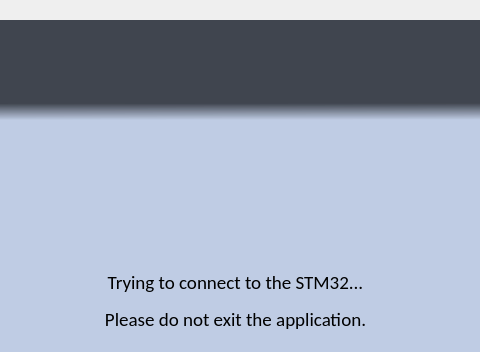
Above: BlueSTSDK_Python/blue_st_examples/ui_files/recording_form.ui from jelence1/zavrsni-rad before the change; both pictures show x 165 to 645 and y 0 to 352 of the 800 by 600 pixel window. Below: the same form after it.
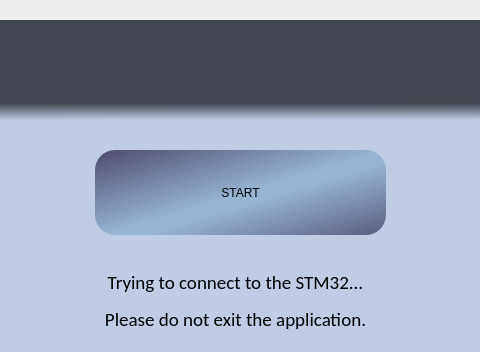
That is the form after the change. Icons and pictures are not drawn.

Commit message: redesign - everything in recording_logic

Diff of the .ui file:
```diff
--- a/BlueSTSDK_Python/blue_st_examples/ui_files/recording_form.ui
+++ b/BlueSTSDK_Python/blue_st_examples/ui_files/recording_form.ui
@@ -44,6 +44,11 @@
 QPushButton#exitBtn {
 background-color: rgba(195, 195, 195, 0.3);
 border-radius: 10px; 
+}
+
+QPushButton#editBtn:disabled {
+color: rgb(158, 158, 158);
+background-color:rgb(227, 227, 227)
 }</string>
    </property>
    <widget class="QLabel" name="mainLabel">
@@ -207,6 +212,22 @@
      <set>Qt::AlignHCenter|Qt::AlignTop</set>
     </property>
    </widget>
+   <widget class="QPushButton" name="recordBtn">
+    <property name="geometry">
+     <rect>
+      <x>240</x>
+      <y>130</y>
+      <width>291</width>
+      <height>85</height>
+     </rect>
+    </property>
+    <property name="styleSheet">
+     <string notr="true"/>
+    </property>
+    <property name="text">
+     <string>START</string>
+    </property>
+   </widget>
    <zorder>mainLabel</zorder>
    <zorder>micLabel</zorder>
    <zorder>header</zorder>
@@ -214,6 +235,7 @@
    <zorder>headerLabel</zorder>
    <zorder>exitBtn</zorder>
    <zorder>label</zorder>
+   <zorder>recordBtn</zorder>
   </widget>
  </widget>
  <resources/>
```
The commit also changes 2 other files.
